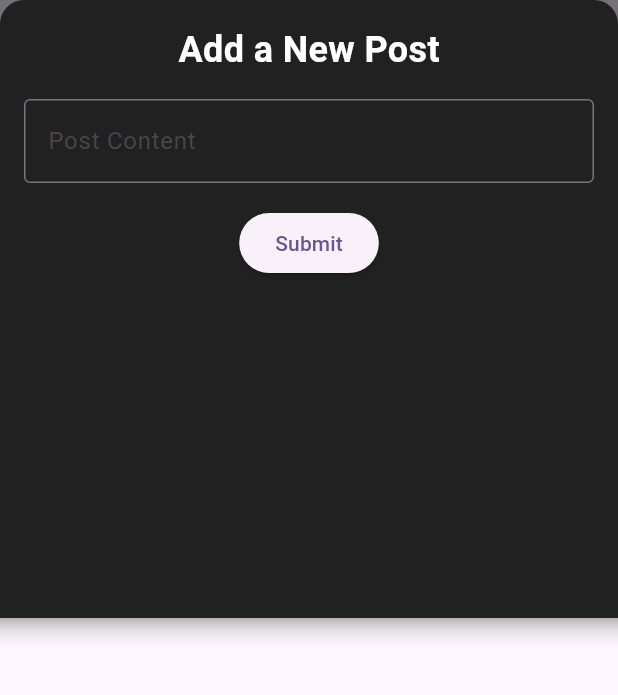
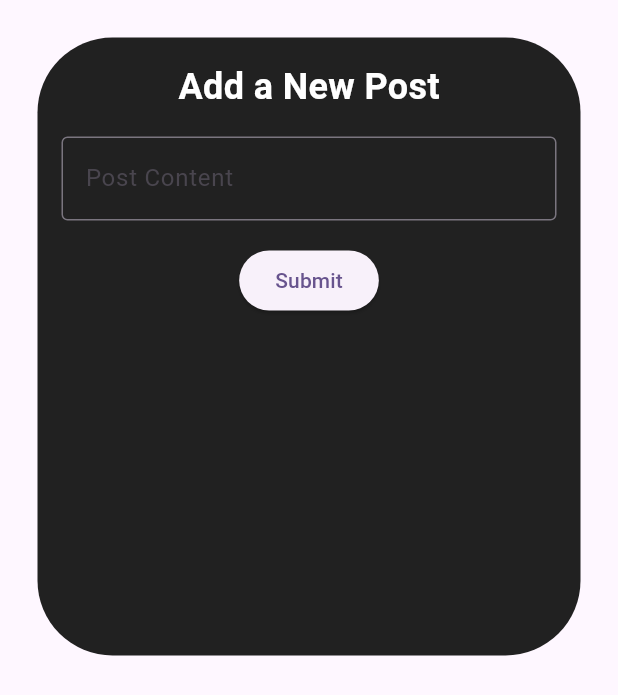
Before and after one commit to iAVAA/vynt, a Flutter app: the AddPostWidget widget shown alone on an empty page, opened directly, on a phone screen of 412 x 824 dp. Shown: the top 695 px of the screen. Run offline on Flutter 3.47's test engine with Material 3 defaults, Android fonts, the phone set to English and light mode, and no system bars; our stand-ins replace animated_splash_screen, crystal_navigation_bar, firebase_core, google_fonts, marquee, page_transition; accounts and stored records are empty.

Commit message:
modificato add_post_widget.dart (provvisorio)

```diff
--- a/lib/widgets/add_post_widget.dart
+++ b/lib/widgets/add_post_widget.dart
@@ -10,18 +10,18 @@ class AddPostWidget extends StatelessWidget {
       onTap: () {
         Navigator.of(context).pop();
       },
-      child: Container(
-        color: Colors.black54,
-        child: GestureDetector(
-          onTap: () {},
-          child: BackdropFilter(
-            filter: ImageFilter.blur(sigmaX: 10.0, sigmaY: 10.0),
+      child: GestureDetector(
+        onTap: () {},
+        child: BackdropFilter(
+          filter: ImageFilter.blur(sigmaX: 10.0, sigmaY: 10.0),
+          child: Padding(
+            padding: const EdgeInsets.all(25.0),
             child: SizedBox(
               height: MediaQuery.of(context).size.height * 0.5,
               child: Container(
                 decoration: BoxDecoration(
                   color: Colors.grey[900],
-                  borderRadius: const BorderRadius.vertical(top: Radius.circular(16)),
+                  borderRadius: const BorderRadius.all(Radius.circular(50)),
                 ),
                 padding: const EdgeInsets.all(16.0),
                 child: Column(
```
